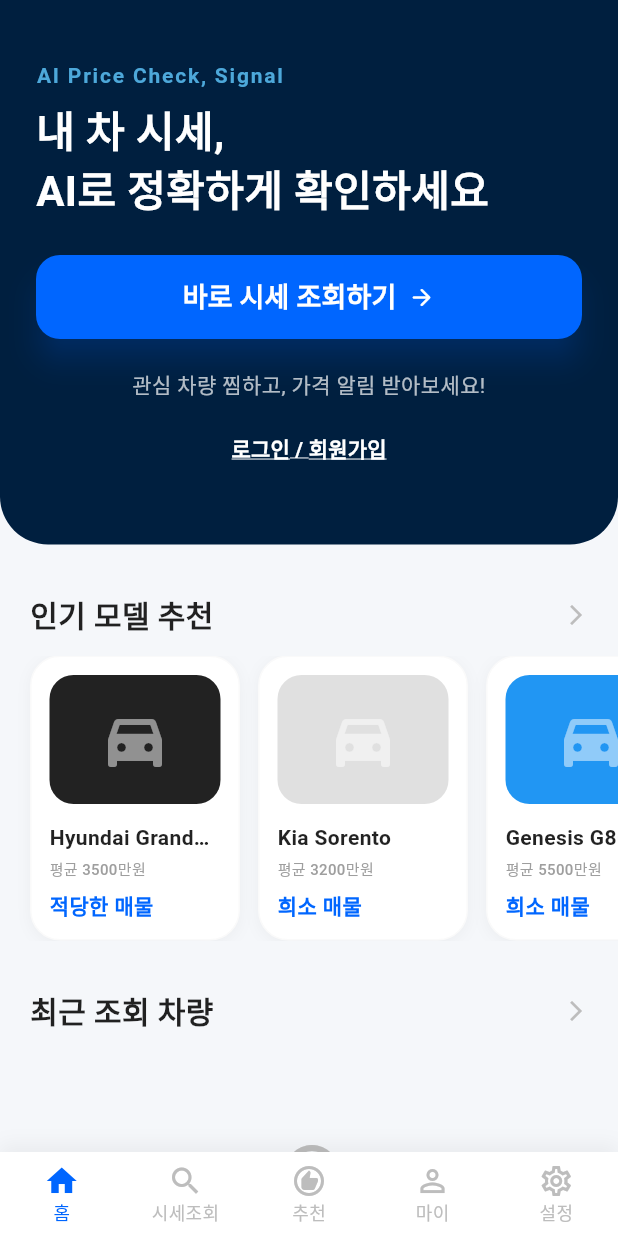
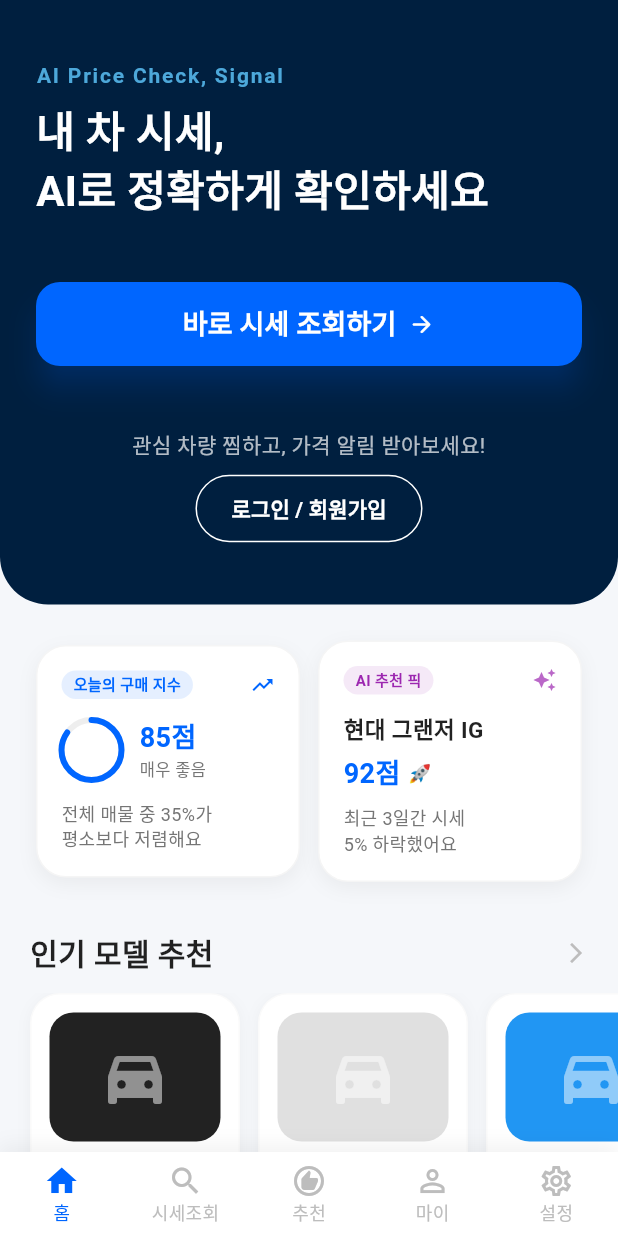
Before and after one commit to Inshs/P-Project, a Flutter app: the screen it shows after launch, on a phone screen of 412 x 824 dp. Run offline on Flutter 3.47's test engine with Material 3 defaults, Android fonts, the phone set to English and light mode, and no system bars; our stand-ins replace shared_preferences, webview_flutter; Roboto replaces fonts that are missing (Pretendard).

Commit message:
Feat: Add Market Trend and AI Pick cards to Home screen

```diff
--- a/lib/main.dart
+++ b/lib/main.dart
@@ -14,6 +14,8 @@ import 'providers/recent_views_provider.dart';
 import 'providers/popular_cars_provider.dart';
 import 'widgets/deal_analysis_modal.dart';
 import 'widgets/model_deals_modal.dart';
+import 'widgets/market_trend_card.dart';
+import 'widgets/ai_pick_card.dart';
 
 void main() async {
   WidgetsFlutterBinding.ensureInitialized();
@@ -214,6 +216,24 @@ class _HomePageContentState extends State<HomePageContent> {
             // 1. Hero Section (New Design)
             _buildHeroSection(isDark),
 
+            const SizedBox(height: 24),
+
+            // 1.5 Market Trend & AI Pick Cards
+            Padding(
+              padding: const EdgeInsets.symmetric(horizontal: 24),
+              child: Row(
+                children: [
+                  Expanded(child: const MarketTrendCard()),
+                  const SizedBox(width: 12),
+                  Expanded(
+                    child: AiPickCard(
+                      onTap: _showAiPickDetails,
+                    ),
+                  ),
+                ],
+              ),
+            ),
+
             const SizedBox(height: 32),
 
             // 2. 인기 모델 추천 섹션
@@ -268,7 +288,7 @@ class _HomePageContentState extends State<HomePageContent> {
               height: 1.3,
             ),
           ),
-          const SizedBox(height: 24),
+          const SizedBox(height: 42),
 
           // Check Price Button
           SizedBox(
@@ -309,7 +329,7 @@ class _HomePageContentState extends State<HomePageContent> {
             ),
           ),
 
-          const SizedBox(height: 20),
+          const SizedBox(height: 42),
 
           // Login / Signup or Welcome Message
           if (!_isLoggedIn)
@@ -326,7 +346,7 @@ class _HomePageContentState extends State<HomePageContent> {
                     ),
                   ),
                   const SizedBox(height: 8),
-                  TextButton(
+                  OutlinedButton(
                     onPressed: () async {
                       await Navigator.push(
                         context,
@@ -335,13 +355,20 @@ class _HomePageContentState extends State<HomePageContent> {
                       );
                       _checkLoginStatus(); // Refresh status after returning
                     },
+                    style: OutlinedButton.styleFrom(
+                      foregroundColor: Colors.white,
+                      side: const BorderSide(color: Colors.white, width: 1),
+                      shape: RoundedRectangleBorder(
+                        borderRadius: BorderRadius.circular(30),
+                      ),
+                      padding: const EdgeInsets.symmetric(
+                          horizontal: 24, vertical: 12),
+                    ),
                     child: const Text(
                       "로그인 / 회원가입",
                       style: TextStyle(
-                        color: Colors.white,
                         fontWeight: FontWeight.bold,
-                        decoration: TextDecoration.underline,
-                        decorationColor: Colors.white,
+                        fontSize: 14,
                       ),
                     ),
                   ),
@@ -472,6 +499,28 @@ class _HomePageContentState extends State<HomePageContent> {
         avgPrice: car.avgPrice,
         medianPrice: car.medianPrice,
         listings: car.listings,
+        onCarViewed: (viewedCar) {
+          recentViewsProvider.addRecentCar(viewedCar);
+        },
+      ),
+    );
+  }
+
+  /// AI 추천 픽 클릭 시 상세 분석 모달 표시 (하드코딩된 데이터 사용)
+  void _showAiPickDetails() {
+    // 최근 조회 Provider (모달에서 매물 클릭 시 기록 추가용)
+    final recentViewsProvider = context.read<RecentViewsProvider>();
+
+    showModalBottomSheet(
+      context: context,
+      isScrollControlled: true,
+      backgroundColor: Colors.transparent,
+      builder: (context) => ModelDealsModal(
+        brand: "현대",
+        model: "그랜저 IG",
+        avgPrice: 2450,
+        medianPrice: 2380,
+        listings: 1240,
         onCarViewed: (viewedCar) {
           recentViewsProvider.addRecentCar(viewedCar);
         },
--- /dev/null
+++ b/lib/widgets/ai_pick_card.dart
@@ -0,0 +1,105 @@
+import 'package:flutter/material.dart';
+
+class AiPickCard extends StatelessWidget {
+  final VoidCallback? onTap;
+
+  const AiPickCard({super.key, this.onTap});
+
+  @override
+  Widget build(BuildContext context) {
+    final isDark = Theme.of(context).brightness == Brightness.dark;
+    final cardColor = isDark ? const Color(0xFF1E1E1E) : Colors.white;
+    final textColor = isDark ? Colors.white : Colors.black87;
+    final subTextColor = isDark ? Colors.grey[400] : Colors.grey[600];
+    const accentColor = Color(0xFF0066FF);
+
+    return GestureDetector(
+      onTap: onTap,
+      child: Container(
+        padding: const EdgeInsets.all(16),
+        decoration: BoxDecoration(
+          color: cardColor,
+          borderRadius: BorderRadius.circular(20),
+          boxShadow: [
+            BoxShadow(
+              color: Colors.black.withOpacity(0.05),
+              blurRadius: 10,
+              offset: const Offset(0, 4),
+            ),
+          ],
+          border: Border.all(
+            color: isDark ? Colors.grey[800]! : Colors.grey[100]!,
+            width: 1,
+          ),
+        ),
+        child: Column(
+          crossAxisAlignment: CrossAxisAlignment.start,
+          children: [
+            Row(
+              mainAxisAlignment: MainAxisAlignment.spaceBetween,
+              children: [
+                Container(
+                  padding:
+                      const EdgeInsets.symmetric(horizontal: 8, vertical: 2),
+                  decoration: BoxDecoration(
+                    color: Colors.purple.withOpacity(0.1),
+                    borderRadius: BorderRadius.circular(12),
+                  ),
+                  child: const Text(
+                    "AI 추천 픽",
+                    style: TextStyle(
+                      fontSize: 10,
+                      fontWeight: FontWeight.w600,
+                      color: Colors.purple,
+                    ),
+                  ),
+                ),
+                Icon(Icons.auto_awesome, size: 16, color: Colors.purple[300]),
+              ],
+            ),
+            const SizedBox(height: 12),
+            Text(
+              "현대 그랜저 IG",
+              style: TextStyle(
+                fontSize: 15,
+                fontWeight: FontWeight.bold,
+                color: textColor,
+              ),
+              maxLines: 1,
+              overflow: TextOverflow.ellipsis,
+            ),
+            const SizedBox(height: 4),
+            Row(
+              children: [
+                Text(
+                  "92점",
+                  style: TextStyle(
+                    fontSize: 18,
+                    fontWeight: FontWeight.bold,
+                    color: accentColor,
+                  ),
+                ),
+                const SizedBox(width: 4),
+                const Text(
+                  "🚀",
+                  style: TextStyle(fontSize: 14),
+                ),
+              ],
+            ),
+            const SizedBox(height: 8),
+            Text(
+              "최근 3일간 시세\n5% 하락했어요",
+              style: TextStyle(
+                fontSize: 12,
+                color: subTextColor,
+                height: 1.3,
+              ),
+              maxLines: 2,
+              overflow: TextOverflow.ellipsis,
+            ),
+          ],
+        ),
+      ),
+    );
+  }
+}
--- /dev/null
+++ b/lib/widgets/market_trend_card.dart
@@ -0,0 +1,108 @@
+import 'package:flutter/material.dart';
+
+class MarketTrendCard extends StatelessWidget {
+  const MarketTrendCard({super.key});
+
+  @override
+  Widget build(BuildContext context) {
+    final isDark = Theme.of(context).brightness == Brightness.dark;
+    final cardColor = isDark ? const Color(0xFF1E1E1E) : Colors.white;
+
+    final subTextColor = isDark ? Colors.grey[400] : Colors.grey[600];
+    const accentColor = Color(0xFF0066FF);
+
+    return Container(
+      padding: const EdgeInsets.all(16),
+      decoration: BoxDecoration(
+        color: cardColor,
+        borderRadius: BorderRadius.circular(20),
+        boxShadow: [
+          BoxShadow(
+            color: Colors.black.withOpacity(0.05),
+            blurRadius: 10,
+            offset: const Offset(0, 4),
+          ),
+        ],
+        border: Border.all(
+          color: isDark ? Colors.grey[800]! : Colors.grey[100]!,
+          width: 1,
+        ),
+      ),
+      child: Column(
+        crossAxisAlignment: CrossAxisAlignment.start,
+        children: [
+          Row(
+            mainAxisAlignment: MainAxisAlignment.spaceBetween,
+            children: [
+              Container(
+                padding: const EdgeInsets.symmetric(horizontal: 8, vertical: 2),
+                decoration: BoxDecoration(
+                  color: accentColor.withOpacity(0.1),
+                  borderRadius: BorderRadius.circular(12),
+                ),
+                child: Text(
+                  "오늘의 구매 지수",
+                  style: TextStyle(
+                    fontSize: 10,
+                    fontWeight: FontWeight.w600,
+                    color: accentColor,
+                  ),
+                ),
+              ),
+              Icon(Icons.trending_up, size: 16, color: accentColor),
+            ],
+          ),
+          const SizedBox(height: 12),
+          Row(
+            children: [
+              SizedBox(
+                width: 40,
+                height: 40,
+                child: CircularProgressIndicator(
+                  value: 0.85,
+                  strokeWidth: 4,
+                  backgroundColor: isDark ? Colors.grey[800] : Colors.grey[200],
+                  valueColor: AlwaysStoppedAnimation<Color>(accentColor),
+                  strokeCap: StrokeCap.round,
+                ),
+              ),
+              const SizedBox(width: 12),
+              Column(
+                crossAxisAlignment: CrossAxisAlignment.start,
+                children: [
+                  Text(
+                    "85점",
+                    style: TextStyle(
+                      fontSize: 18,
+                      fontWeight: FontWeight.bold,
+                      color: accentColor,
+                    ),
+                  ),
+                  Text(
+                    "매우 좋음",
+                    style: TextStyle(
+                      fontSize: 11,
+                      color: subTextColor,
+                      fontWeight: FontWeight.w500,
+                    ),
+                  ),
+                ],
+              ),
+            ],
+          ),
+          const SizedBox(height: 12),
+          Text(
+            "전체 매물 중 35%가\n평소보다 저렴해요",
+            style: TextStyle(
+              fontSize: 12,
+              color: subTextColor,
+              height: 1.3,
+            ),
+            maxLines: 2,
+            overflow: TextOverflow.ellipsis,
+          ),
+        ],
+      ),
+    );
+  }
+}
```
